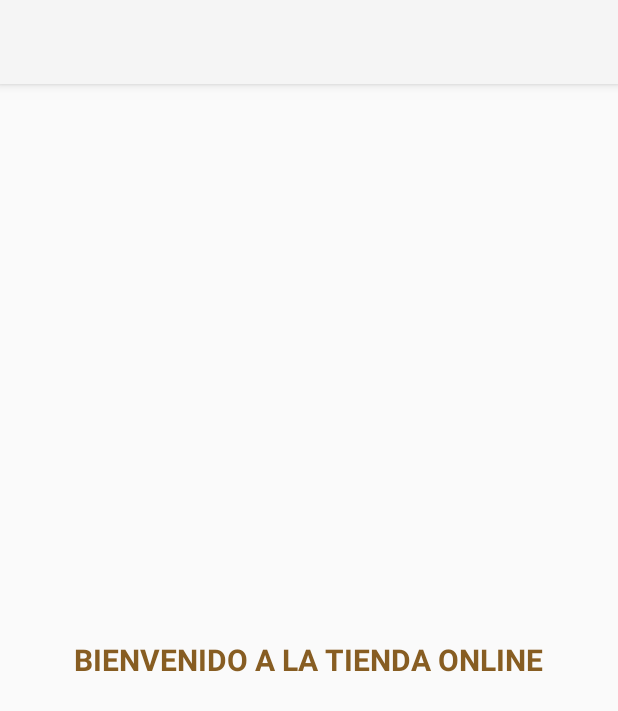
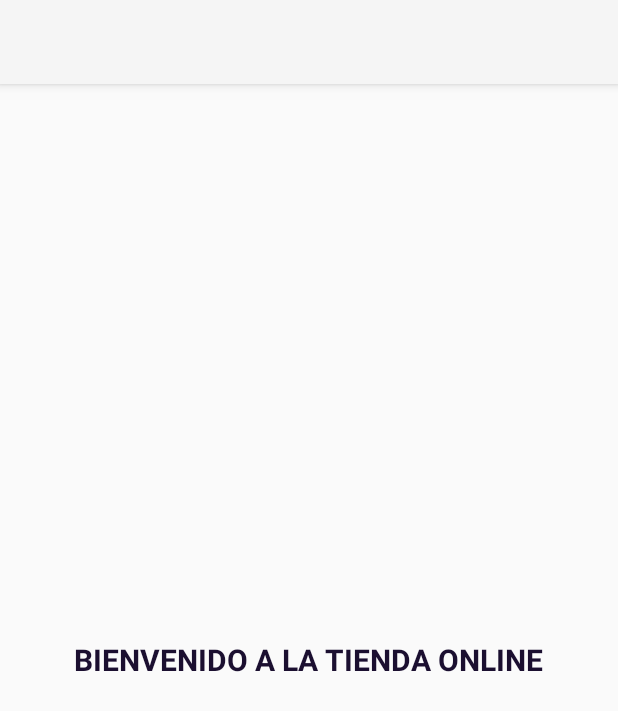
Before and after one commit to ManuelaValencia28/Compras, an Android app: the screen it shows after launch (Home), on a phone screen of 412 x 824 dp. Shown: the top 711 px of the screen. Run offline under Robolectric (Android 15) with nearby library versions, the light colour scheme and no system bars.

Commit message:
Fondo proyecto

```diff
--- a/app/src/main/res/layout/activity_home.xml
+++ b/app/src/main/res/layout/activity_home.xml
@@ -12,7 +12,7 @@
         android:text="BIENVENIDO A LA TIENDA ONLINE"
         android:layout_centerHorizontal="true"
         android:layout_centerVertical="true"
-        android:textColor="#875D22"
+        android:textColor="#1B0F30"
         android:textStyle="bold"
         android:textSize="20dp" />
 </RelativeLayout>
```
Also changed, not shown: app/src/main/res/drawable/inicio.jpg.
